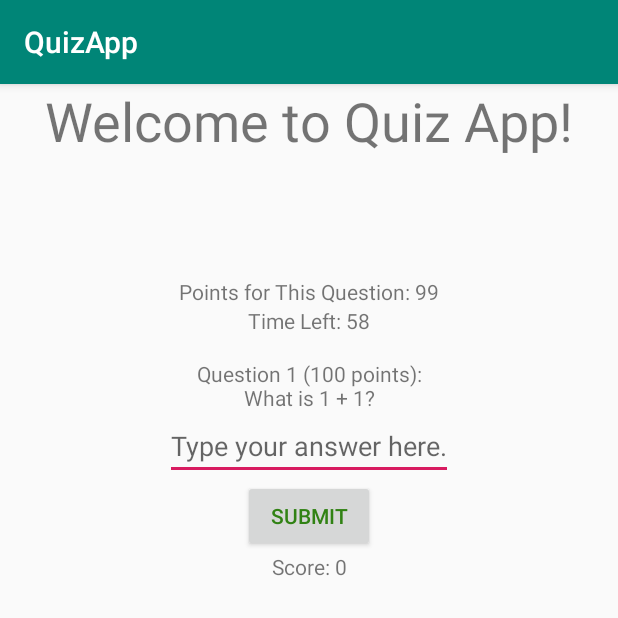
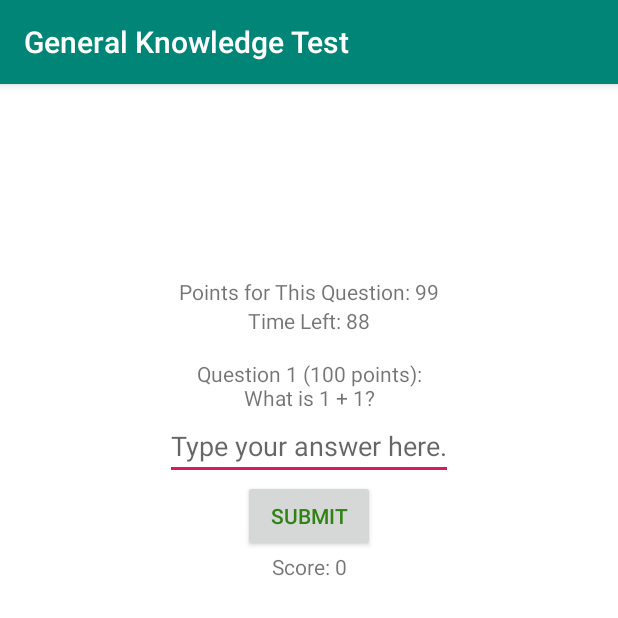
Before and after one commit to obhalerao/QuizApp, an Android app: the screen it shows after launch (MainActivity), after a tap on "SUBMIT", on a phone screen of 412 x 824 dp, the top half of it. Run offline under Robolectric (Android 15) with nearby library versions, the phone set to English and light mode, and no system bars; 1 other tap on this screen came first.

Commit message:
Implemented pausing the timer on intermediate screens, added 5 new questions

```diff
--- a/app/src/main/java/trap1/bhaleraoomkar/quizapp/MainActivity.java
+++ b/app/src/main/java/trap1/bhaleraoomkar/quizapp/MainActivity.java
@@ -1,9 +1,11 @@
 package trap1.bhaleraoomkar.quizapp;
 
 import androidx.appcompat.app.AppCompatActivity;
+import androidx.constraintlayout.widget.ConstraintLayout;
 
 import android.content.Context;
 import android.content.SharedPreferences;
+import android.graphics.Color;
 import android.os.Bundle;
 import android.widget.Button;
 import android.view.View;
@@ -17,29 +19,39 @@ public class MainActivity extends AppCompatActivity {
     Button resetButton;
     EditText entry1;
     TextView text1;
+    TextView hello;
     TextView scorebox;
     TextView timeLeft;
     TextView rules;
     TextView points;
+    ConstraintLayout layout;
 
     String[] questions = new String[]{"What is 1 + 1?",
             "What state is Chicago in?",
             "What year did the Civil War end?",
             "How many protons are in an an atom of mercury?",
-            "What was Juliet's last name in Shakespeare's 'Romeo and Juliet?'"};
-    String[] answers = new String[]{"2","Illinois","1865","80","Capulet"};
+            "What was Juliet's last name in Shakespeare's 'Romeo and Juliet?'",
+            "What is the decimal representation of 1110110?",
+            "What section of Article I of the U.S. Constitution describes the purpose of the federal government?",
+            "Positive feedback loops occur when there are a __ number of negative connectors.",
+            "The authors of now-ubiquitous writing style guide were __ and White.",
+            "The best Mobile teacher at TJ is Mr. __"
+    };
+    String[] answers = new String[]{"2","Illinois","1865","80","Capulet","118","8","Even","Strunk", "Tra"};
     TreeSet<Entry> leaderboard = new TreeSet<Entry>(Collections.<Entry>reverseOrder());
     String playerName = "";
-    int[] pointVals = new int[]{100,200,300,400,500};
+    int[] pointVals = new int[]{100,200,300,400,500,1000,1750,3750,7000,11500};
     int currIdx = -1;
     String currAns = "";
     int score = 0;
     Timer timer = new Timer();
-    int max_duration = 60;
+    int max_duration = 9100;
     int duration = max_duration;
 
     SharedPreferences sharedPref;
     SharedPreferences.Editor editor;
+
+
 
     View.OnClickListener reset = new View.OnClickListener() {
         @Override
@@ -71,6 +83,7 @@ public class MainActivity extends AppCompatActivity {
     View.OnClickListener name = new View.OnClickListener() {
         @Override
         public void onClick(View v) {
+            hello.setVisibility(View.INVISIBLE);
             text1.setText("Please enter your name.");
             entry1.setEnabled(true);
             button1.setText("Submit");
@@ -84,31 +97,8 @@ public class MainActivity extends AppCompatActivity {
         public void onClick(View v) {
             playerName = entry1.getText().toString();
             entry1.setText("");
-            timeLeft.setText(getString(R.string.time, duration));
+            timeLeft.setText(getString(R.string.time, duration/100));
             points.setText(getString(R.string.points, pointVals[currIdx+1]));
-            timer.scheduleAtFixedRate(new TimerTask() {
-                @Override
-                public void run() {
-                    runOnUiThread(new Runnable() {
-                        @Override
-                        public void run() {
-                            String currentTime = getString(R.string.time,--duration);
-                            timeLeft.setText(currentTime);
-                            if(currIdx >= 0) {
-                                String currentPoints = getString(R.string.points, Math.round((double) pointVals[currIdx] * (.6 + .4 * ((double) duration / (double) (max_duration)))));
-                                points.setText(currentPoints);
-                            }
-                            if(duration<=0){
-                                button1.setOnClickListener(end);
-                                button1.setText("End");
-                                text1.setText("Game over! Press 'End' to go to the final screen.");
-                                entry1.setText("");
-                                timer.cancel();
-                            }
-                        }
-                    });
-                }
-            }, 1000, 1000);
             newQ.onClick(v);
         }
     };
@@ -116,7 +106,7 @@ public class MainActivity extends AppCompatActivity {
     View.OnClickListener end = new View.OnClickListener() {
         @Override
         public void onClick(View v) {
-            timer.cancel();
+            layout.setBackgroundColor(Color.WHITE);
             timeLeft.setText("\n");
             points.setText("");
             if(leaderboard.size() == 0 || score >= leaderboard.first().getScore()) {
@@ -134,7 +124,7 @@ public class MainActivity extends AppCompatActivity {
             int i = 0;
             for(Entry e: leaderboard){
                 endString = endString + (i+1) + ". " + e.toString() + "\n";
-                saveString = saveString + e.toFullString() + "\n";
+                saveString = saveString + "a" + e.toFullString() + "\n";
                 i++;
                 if(i==5) break;
             }
@@ -150,7 +140,35 @@ public class MainActivity extends AppCompatActivity {
     View.OnClickListener newQ = new View.OnClickListener() {
         @Override
         public void onClick(View v) {
+            layout.setBackgroundColor(Color.WHITE);
             currIdx++;
+            timer = new Timer();
+            timer.scheduleAtFixedRate(new TimerTask() {
+                @Override
+                public void run() {
+                    runOnUiThread(new Runnable() {
+                        @Override
+                        public void run() {
+                            if(currIdx >= questions.length){
+                                timer.cancel();
+                            }
+                            else if(currIdx >= 0) {
+                                String currentTime = getString(R.string.time,--duration/100);
+                                timeLeft.setText(currentTime);
+                                String currentPoints = getString(R.string.points, Math.round((double) pointVals[currIdx] * (.6 + .4 * ((double) duration / (double) (max_duration)))));
+                                points.setText(currentPoints);
+                            }
+                            if(duration<=0){
+                                button1.setOnClickListener(end);
+                                button1.setText("End");
+                                text1.setText("Game over! Press 'End' to go to the final screen.");
+                                entry1.setText("");
+                                timer.cancel();
+                            }
+                        }
+                    });
+                }
+            }, 0, 10);
             if(currIdx >= questions.length){
                 end.onClick(v);
             }else {
@@ -165,15 +183,20 @@ public class MainActivity extends AppCompatActivity {
     View.OnClickListener response = new View.OnClickListener() {
         @Override
         public void onClick(View v) {
+            timer.cancel();
+            timer.purge();
+
             currAns = entry1.getText().toString().toLowerCase().trim();
             entry1.setEnabled(false);
             entry1.setText("");
             if (currAns.equals(answers[currIdx].toLowerCase())) {
+                layout.setBackgroundColor(Color.GREEN);
                 long points = Math.round((double)pointVals[currIdx] * (.6 + .4*((double)duration/(double)(max_duration))));
                 text1.setText(getString(R.string.right, points));
                 score += points;
 
             } else {
+                layout.setBackgroundColor(Color.RED);
                 text1.setText(String.format("%s The correct answer is %s.", getString(R.string.wrong), answers[currIdx]));
             }
             scorebox.setText(String.format("Score: %s", score));
@@ -201,7 +224,7 @@ public class MainActivity extends AppCompatActivity {
         for(String s: split_vals){
             if(s.equals("")) continue;
             StringTokenizer st = new StringTokenizer(s);
-            String name = st.nextToken();
+            String name = st.nextToken().substring(1);
             int score = Integer.parseInt(st.nextToken());
             long time = Long.parseLong(st.nextToken());
             leaderboard.add(new Entry(name, score, time));
@@ -215,6 +238,8 @@ public class MainActivity extends AppCompatActivity {
         resetButton = (Button)findViewById(R.id.resetLeaderboard);
         rules = (TextView)findViewById(R.id.rules);
         points = (TextView)findViewById(R.id.points);
+        layout = (ConstraintLayout)findViewById(R.id.layout);
+        hello = (TextView)findViewById(R.id.hello);
         button1.setText("Start");
         button1.setOnClickListener(reset);
         resetButton.setOnClickListener(resetLeaderboard);
--- a/app/src/main/res/layout/activity_main.xml
+++ b/app/src/main/res/layout/activity_main.xml
@@ -1,5 +1,6 @@
 <?xml version="1.0" encoding="utf-8"?>
 <androidx.constraintlayout.widget.ConstraintLayout
+    android:id="@+id/layout"
     xmlns:android="http://schemas.android.com/apk/res/android"
     xmlns:tools="http://schemas.android.com/tools"
     xmlns:app="http://schemas.android.com/apk/res-auto"
@@ -12,6 +13,7 @@
         android:layout_width="wrap_content"
         android:layout_height="wrap_content"
         android:text="@string/welcome"
+        android:textAlignment="center"
         android:textSize="36sp"
         app:layout_constraintLeft_toLeftOf="parent"
         app:layout_constraintRight_toRightOf="parent"
--- a/app/src/main/res/values/strings.xml
+++ b/app/src/main/res/values/strings.xml
@@ -1,6 +1,6 @@
 <resources>
-    <string name="app_name">QuizApp</string>
-    <string name="welcome">Welcome to Quiz App!</string>
+    <string name="app_name">General Knowledge Test</string>
+    <string name="welcome">Welcome to the General Knowledge Test!</string>
     <string name="start">Let\'s get started!</string>
     <string name="click_button">Submit</string>
     <string name="right">Correct! You earned %d points.</string>
@@ -9,5 +9,5 @@
     <string name="time">Time Left: %d\n</string>
     <string name="points">Points for This Question: %d</string>
     <string name="reset">Reset Leaderboard</string>
-    <string name="rules">You will be given 5 questions and 60 seconds to answer them. The questions have an initial point value of 100 to 500 points, but the longer you take to answer them, the fewer points you will get.</string>
+    <string name="rules">You will be given 10 questions and 90 seconds to answer them. The questions have an initial point value of 100 to 11500 points, but the longer you take to answer them, the fewer points you will get.</string>
 </resources>
```
